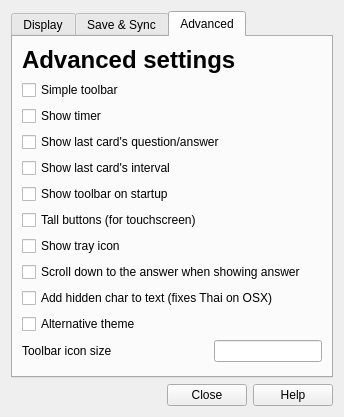
Above: designer/preferences.ui from ankitects/anki before the change. Below: the same form after it.
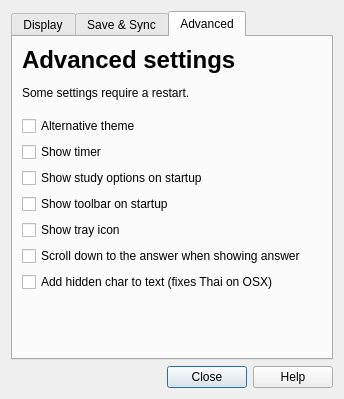
That is the form after the change. The open tabs and pages were chosen to show the change.

Commit message: simplify preferences, more tweaks to study page

Patch:
```diff
--- a/designer/preferences.ui
+++ b/designer/preferences.ui
@@ -5,8 +5,8 @@
    <rect>
     <x>0</x>
     <y>0</y>
-    <width>322</width>
-    <height>417</height>
+    <width>320</width>
+    <height>399</height>
    </rect>
   </property>
   <property name="windowTitle" >
@@ -26,8 +26,8 @@
        <rect>
         <x>0</x>
         <y>0</y>
-        <width>306</width>
-        <height>351</height>
+        <width>304</width>
+        <height>333</height>
        </rect>
       </property>
       <attribute name="title" >
@@ -38,14 +38,6 @@
         <number>6</number>
        </property>
        <item>
-        <layout class="QVBoxLayout" >
-         <property name="spacing" >
-          <number>6</number>
-         </property>
-         <property name="margin" >
-          <number>0</number>
-         </property>
-         <item>
           <widget class="QLabel" name="label" >
            <property name="text" >
             <string>&lt;h1>Language&lt;/h1></string>
@@ -77,90 +69,12 @@
             <enum>Qt::TabFocus</enum>
            </property>
            <property name="text" >
-            <string>&lt;h1>Main Window&lt;/h1></string>
+          <string>&lt;h1>Reviewing&lt;/h1></string>
            </property>
            <property name="wordWrap" >
             <bool>false</bool>
            </property>
           </widget>
-         </item>
-         <item>
-          <layout class="QGridLayout" >
-           <property name="margin" >
-            <number>0</number>
-           </property>
-           <property name="spacing" >
-            <number>6</number>
-           </property>
-           <item row="0" column="0" >
-            <widget class="QLabel" name="label_8" >
-             <property name="text" >
-              <string>Interface font</string>
-             </property>
-            </widget>
-           </item>
-           <item row="1" column="0" >
-            <widget class="QLabel" name="label_13" >
-             <property name="text" >
-              <string>Interface colour</string>
-             </property>
-            </widget>
-           </item>
-           <item row="1" column="1" >
-            <widget class="QPushButton" name="interfaceColour" >
-             <property name="text" >
-              <string/>
-             </property>
-            </widget>
-           </item>
-           <item row="2" column="0" >
-            <widget class="QLabel" name="label_15" >
-             <property name="text" >
-              <string>Background colour</string>
-             </property>
-            </widget>
-           </item>
-           <item row="2" column="1" >
-            <widget class="QPushButton" name="backgroundColour" >
-             <property name="text" >
-              <string/>
-             </property>
-            </widget>
-           </item>
-           <item row="0" column="1" >
-            <layout class="QHBoxLayout" name="horizontalLayout_2" >
-             <item>
-              <widget class="QFontComboBox" name="interfaceFamily" >
-               <property name="maximumSize" >
-                <size>
-                 <width>140</width>
-                 <height>16777215</height>
-                </size>
-               </property>
-              </widget>
-             </item>
-             <item>
-              <widget class="QSpinBox" name="interfaceSize" >
-               <property name="maximum" >
-                <number>300</number>
-               </property>
-              </widget>
-             </item>
-            </layout>
-           </item>
-          </layout>
-         </item>
-         <item>
-          <layout class="QGridLayout" >
-           <property name="margin" >
-            <number>0</number>
-           </property>
-           <property name="spacing" >
-            <number>6</number>
-           </property>
-          </layout>
-         </item>
-        </layout>
        </item>
        <item>
         <widget class="QCheckBox" name="showDivider" >
@@ -183,13 +97,6 @@
          </property>
         </widget>
        </item>
-       <item>
-        <widget class="QCheckBox" name="showStudyOptions" >
-         <property name="text" >
-          <string>Show study options on startup</string>
-         </property>
-        </widget>
-       </item>
        <item>
         <spacer name="verticalSpacer" >
          <property name="orientation" >
@@ -210,8 +117,8 @@
        <rect>
         <x>0</x>
         <y>0</y>
-        <width>306</width>
-        <height>351</height>
+        <width>304</width>
+        <height>333</height>
        </rect>
       </property>
       <attribute name="title" >
@@ -398,8 +305,8 @@
        <rect>
         <x>0</x>
         <y>0</y>
-        <width>306</width>
-        <height>351</height>
+        <width>304</width>
+        <height>333</height>
        </rect>
       </property>
       <attribute name="title" >
@@ -408,110 +315,78 @@
       <layout class="QVBoxLayout" >
        <item>
         <layout class="QGridLayout" >
-         <item row="3" column="0" >
-          <widget class="QCheckBox" name="simpleToolbar" >
-           <property name="text" >
-            <string>Simple toolbar</string>
-           </property>
-          </widget>
-         </item>
          <item row="2" column="0" >
           <widget class="QLabel" name="label_6" >
            <property name="text" >
-            <string>&lt;h1>Advanced settings&lt;/h1></string>
+            <string>&lt;h1>Advanced settings&lt;/h1>Some settings require a restart.</string>
            </property>
           </widget>
          </item>
-         <item row="4" column="0" >
+         <item row="5" column="0" >
           <widget class="QCheckBox" name="showTimer" >
            <property name="text" >
             <string>Show timer</string>
            </property>
           </widget>
          </item>
-         <item row="5" column="0" >
-          <widget class="QCheckBox" name="showLastCardContent" >
-           <property name="text" >
-            <string>Show last card's question/answer</string>
-           </property>
-          </widget>
-         </item>
-         <item row="6" column="0" >
-          <widget class="QCheckBox" name="showLastCardInterval" >
-           <property name="text" >
-            <string>Show last card's interval</string>
-           </property>
-          </widget>
-         </item>
-         <item row="7" column="0" >
-          <widget class="QCheckBox" name="showToolbar" >
-           <property name="text" >
-            <string>Show toolbar on startup</string>
-           </property>
-          </widget>
-         </item>
          <item row="8" column="0" >
-          <widget class="QCheckBox" name="tallButtons" >
-           <property name="text" >
-            <string>Tall buttons (for touchscreen)</string>
-           </property>
-          </widget>
-         </item>
-         <item row="9" column="0" >
           <widget class="QCheckBox" name="showTray" >
            <property name="text" >
             <string>Show tray icon</string>
            </property>
           </widget>
          </item>
-         <item row="10" column="0" >
+         <item row="9" column="0" >
           <widget class="QCheckBox" name="scrollToAnswer" >
            <property name="text" >
             <string>Scroll down to the answer when showing answer</string>
            </property>
           </widget>
          </item>
-         <item row="11" column="0" >
+         <item row="10" column="0" >
           <widget class="QCheckBox" name="addZeroSpace" >
            <property name="text" >
             <string>Add hidden char to text (fixes Thai on OSX)</string>
            </property>
           </widget>
          </item>
-         <item row="12" column="0" >
+         <item row="7" column="0" >
+          <widget class="QCheckBox" name="showToolbar" >
+           <property name="text" >
+            <string>Show toolbar on startup</string>
+           </property>
+          </widget>
+         </item>
+         <item row="3" column="0" >
+          <spacer name="verticalSpacer_3" >
+           <property name="orientation" >
+            <enum>Qt::Vertical</enum>
+           </property>
+           <property name="sizeType" >
+            <enum>QSizePolicy::Fixed</enum>
+           </property>
+           <property name="sizeHint" stdset="0" >
+            <size>
+             <width>20</width>
+             <height>10</height>
+            </size>
+           </property>
+          </spacer>
+         </item>
+         <item row="4" column="0" >
           <widget class="QCheckBox" name="alternativeTheme" >
            <property name="text" >
             <string>Alternative theme</string>
            </property>
           </widget>
          </item>
-        </layout>
-       </item>
-       <item>
-        <layout class="QHBoxLayout" name="horizontalLayout" >
-         <item>
-          <widget class="QLabel" name="label_11" >
+         <item row="6" column="0" >
+          <widget class="QCheckBox" name="showStudyOptions" >
            <property name="text" >
-            <string>Toolbar icon size</string>
+            <string>Show study options on startup</string>
            </property>
           </widget>
          </item>
-         <item>
-          <spacer name="horizontalSpacer" >
-           <property name="orientation" >
-            <enum>Qt::Horizontal</enum>
-           </property>
-           <property name="sizeHint" stdset="0" >
-            <size>
-             <width>40</width>
-             <height>20</height>
-            </size>
-           </property>
-          </spacer>
-         </item>
-         <item>
-          <widget class="QLineEdit" name="toolbarIconSize" />
-         </item>
         </layout>
        </item>
        <item>
```
Left out of the diff: 13 changed lines with no effect on the pictures. Lines whose indentation alone changed are shown as unchanged. The commit also changes 6 other files.
